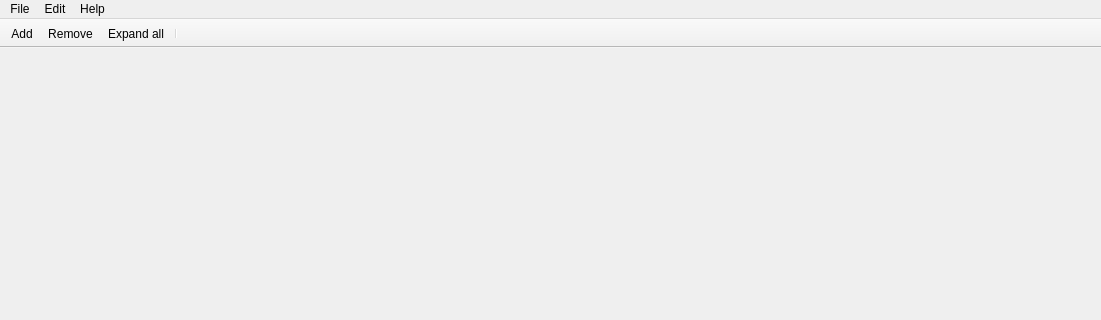
This is mainwindow.ui in ic005k/Xplist as Qt 5 draws it before an edit; both pictures show x 0 to 1101 and y 0 to 320 of the 1101 by 607 pixel window. The edited form follows.
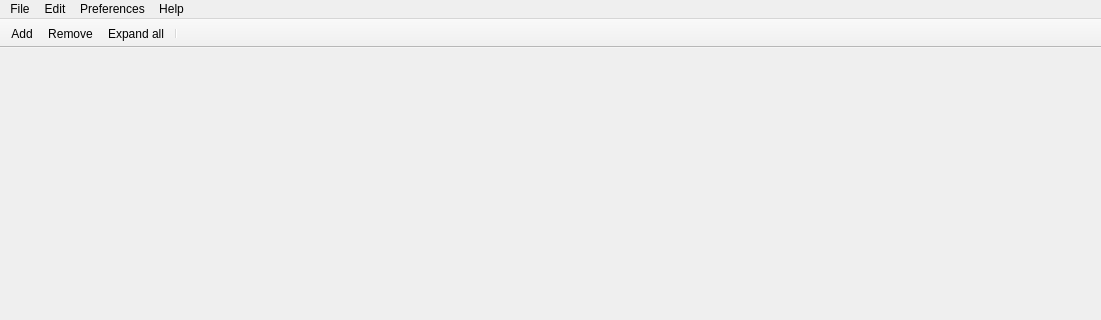
This is the edited form. Icons and pictures are not drawn.

```diff
--- a/mainwindow.ui
+++ b/mainwindow.ui
@@ -101,8 +101,16 @@
     </property>
     <addaction name="actionAbout"/>
    </widget>
+   <widget class="QMenu" name="menuPreferences">
+    <property name="title">
+     <string>Preferences</string>
+    </property>
+    <addaction name="actionRestoreScene"/>
+    <addaction name="actionDefaultNodeIcon"/>
+   </widget>
    <addaction name="menu"/>
    <addaction name="menuEdit"/>
+   <addaction name="menuPreferences"/>
    <addaction name="menuHelp"/>
   </widget>
   <widget class="QToolBar" name="mainToolBar">
```
Left out of the diff: 19 changed lines with no effect on the pictures.
